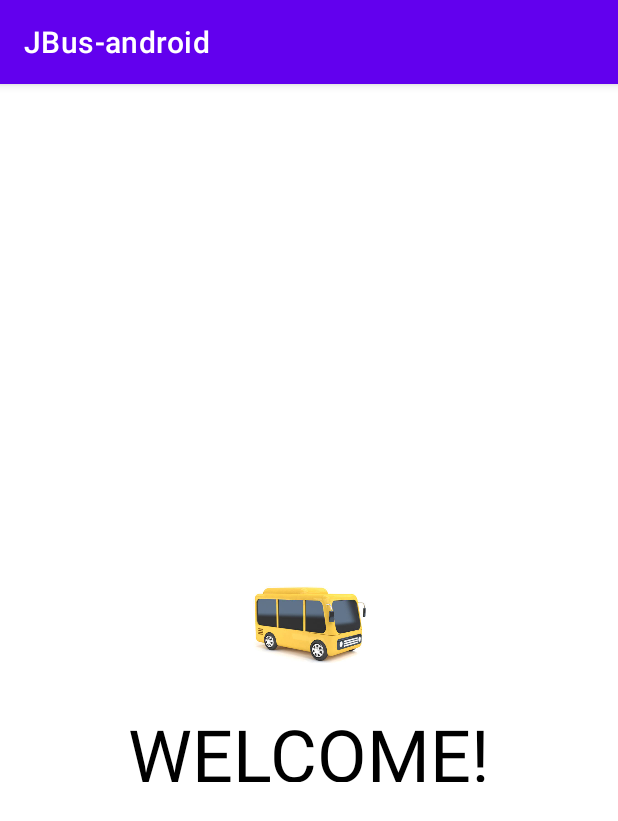
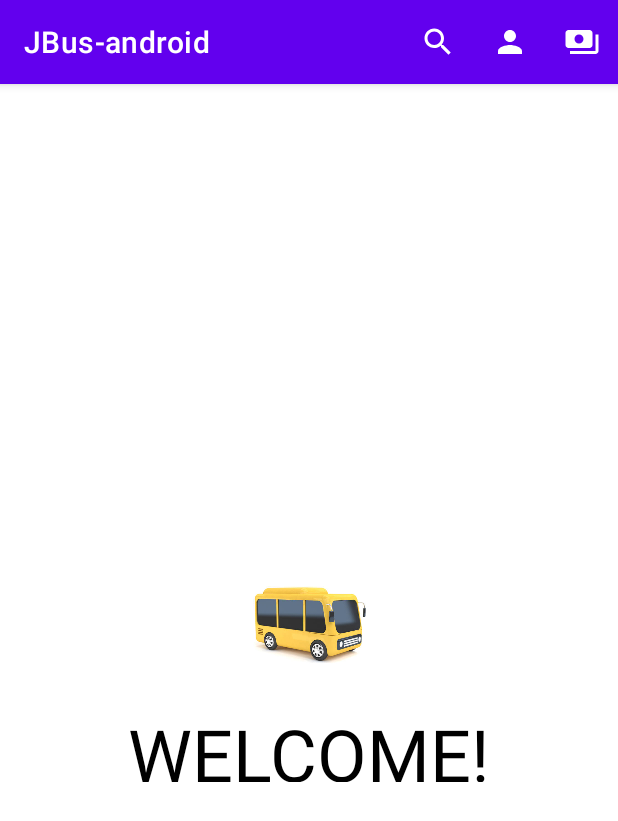
Before and after one commit to farhannuzul11/JBus-android, an Android app: the MainActivity screen opened directly, with no data from a screen before it, on a phone screen of 412 x 824 dp. Shown: the top 821 px of the screen. Run offline under Robolectric (Android 15) with nearby library versions, the phone set to English and light mode, and no system bars.

Commit message:
CS08 - Selesai

```diff
--- a/app/src/main/java/com/farhanNuzulNJBusAF/jbus_android/MainActivity.java
+++ b/app/src/main/java/com/farhanNuzulNJBusAF/jbus_android/MainActivity.java
@@ -3,6 +3,8 @@ package com.farhanNuzulNJBusAF.jbus_android;
 import androidx.appcompat.app.AppCompatActivity;
 
 import android.os.Bundle;
+import android.view.Menu;
+import android.view.MenuInflater;
 
 public class MainActivity extends AppCompatActivity {
 
@@ -11,4 +13,9 @@ public class MainActivity extends AppCompatActivity {
         super.onCreate(savedInstanceState);
         setContentView(R.layout.activity_main);
     }
+    public boolean onCreateOptionsMenu(Menu menu) {
+        MenuInflater inflater = getMenuInflater();
+        inflater.inflate(R.menu.action_bar_menu, menu);
+        return true;
+    }
 }
--- /dev/null
+++ b/app/src/main/res/drawable/baseline_payments_24.xml
@@ -0,0 +1,5 @@
+<vector android:height="24dp" android:tint="#FFFFFF"
+    android:viewportHeight="24" android:viewportWidth="24"
+    android:width="24dp" xmlns:android="http://schemas.android.com/apk/res/android">
+    <path android:fillColor="@android:color/white" android:pathData="M19,14L19,6c0,-1.1 -0.9,-2 -2,-2L3,4c-1.1,0 -2,0.9 -2,2v8c0,1.1 0.9,2 2,2h14c1.1,0 2,-0.9 2,-2zM10,13c-1.66,0 -3,-1.34 -3,-3s1.34,-3 3,-3 3,1.34 3,3 -1.34,3 -3,3zM23,7v11c0,1.1 -0.9,2 -2,2L4,20v-2h17L21,7h2z"/>
+</vector>
--- /dev/null
+++ b/app/src/main/res/drawable/baseline_person_24.xml
@@ -0,0 +1,5 @@
+<vector android:height="24dp" android:tint="#FFFFFF"
+    android:viewportHeight="24" android:viewportWidth="24"
+    android:width="24dp" xmlns:android="http://schemas.android.com/apk/res/android">
+    <path android:fillColor="@android:color/white" android:pathData="M12,12c2.21,0 4,-1.79 4,-4s-1.79,-4 -4,-4 -4,1.79 -4,4 1.79,4 4,4zM12,14c-2.67,0 -8,1.34 -8,4v2h16v-2c0,-2.66 -5.33,-4 -8,-4z"/>
+</vector>
--- /dev/null
+++ b/app/src/main/res/drawable/baseline_search_24.xml
@@ -0,0 +1,5 @@
+<vector android:height="24dp" android:tint="#FFFFFF"
+    android:viewportHeight="24" android:viewportWidth="24"
+    android:width="24dp" xmlns:android="http://schemas.android.com/apk/res/android">
+    <path android:fillColor="@android:color/white" android:pathData="M15.5,14h-0.79l-0.28,-0.27C15.41,12.59 16,11.11 16,9.5 16,5.91 13.09,3 9.5,3S3,5.91 3,9.5 5.91,16 9.5,16c1.61,0 3.09,-0.59 4.23,-1.57l0.27,0.28v0.79l5,4.99L20.49,19l-4.99,-5zM9.5,14C7.01,14 5,11.99 5,9.5S7.01,5 9.5,5 14,7.01 14,9.5 11.99,14 9.5,14z"/>
+</vector>
--- /dev/null
+++ b/app/src/main/res/menu/action_bar_menu.xml
@@ -0,0 +1,22 @@
+<?xml version="1.0" encoding="utf-8"?>
+<menu xmlns:android="http://schemas.android.com/apk/res/android"
+    xmlns:app="http://schemas.android.com/apk/res-auto">
+
+    <item
+        android:id="@+id/search_button"
+        android:icon="@drawable/baseline_search_24"
+        android:title="Search Button"
+        app:showAsAction="always" />
+
+    <item
+        android:id="@+id/account_profile"
+        android:icon="@drawable/baseline_person_24"
+        android:title="Account Profile"
+        app:showAsAction="always" />
+
+    <item
+        android:id="@+id/payment"
+        android:icon="@drawable/baseline_payments_24"
+        android:title="Payment Check"
+        app:showAsAction="always" />
+</menu>
```
